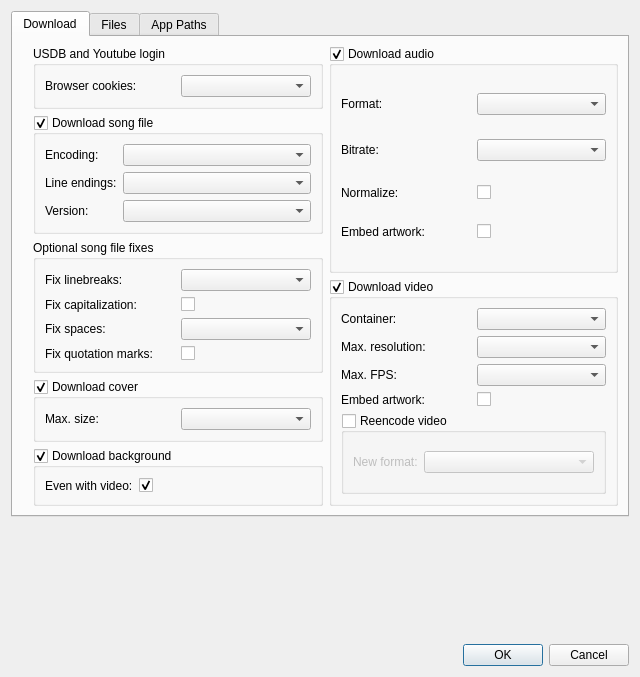
Old version of the form src/usdb_syncer/gui/forms/SettingsDialog.ui in the repository bohning/usdb_syncer.
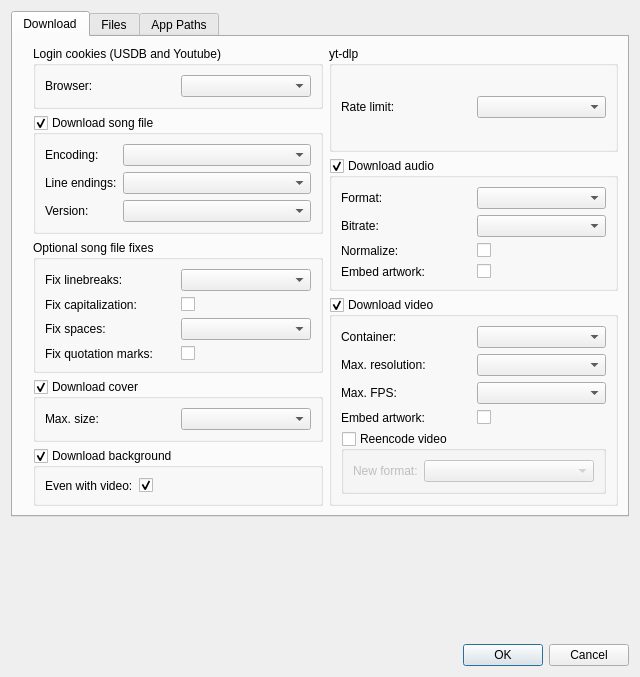
New version of the form. Icons and pictures are not drawn.

Commit message: Add configurable rate limit for yt-dlp.

What changed in the file:
```diff
--- a/src/usdb_syncer/gui/forms/SettingsDialog.ui
+++ b/src/usdb_syncer/gui/forms/SettingsDialog.ui
@@ -32,7 +32,7 @@
          <item>
           <widget class="QGroupBox" name="groupBox_login">
            <property name="title">
-            <string>USDB and Youtube login</string>
+            <string>Login cookies (USDB and Youtube)</string>
            </property>
            <layout class="QGridLayout" name="gridLayout_3">
             <item row="0" column="0">
@@ -41,7 +41,7 @@
                <string/>
               </property>
               <property name="text">
-               <string>Browser cookies:</string>
+               <string>Browser:</string>
               </property>
              </widget>
             </item>
@@ -281,6 +281,25 @@
        </item>
        <item>
         <layout class="QVBoxLayout" name="verticalLayout_2">
+         <item>
+          <widget class="QGroupBox" name="groupBox_2">
+           <property name="title">
+            <string>yt-dlp</string>
+           </property>
+           <layout class="QGridLayout" name="gridLayout_10">
+            <item row="0" column="0">
+             <widget class="QLabel" name="label_ytdlp_rate_limit">
+              <property name="text">
+               <string>Rate limit:</string>
+              </property>
+             </widget>
+            </item>
+            <item row="0" column="1">
+             <widget class="QComboBox" name="comboBox_ytdlp_rate_limit"/>
+            </item>
+           </layout>
+          </widget>
+         </item>
          <item>
           <widget class="QGroupBox" name="groupBox_audio">
            <property name="sizePolicy">
```
Left out of the diff: 70 changed lines with no effect on the pictures. The commit also changes 4 other files.
